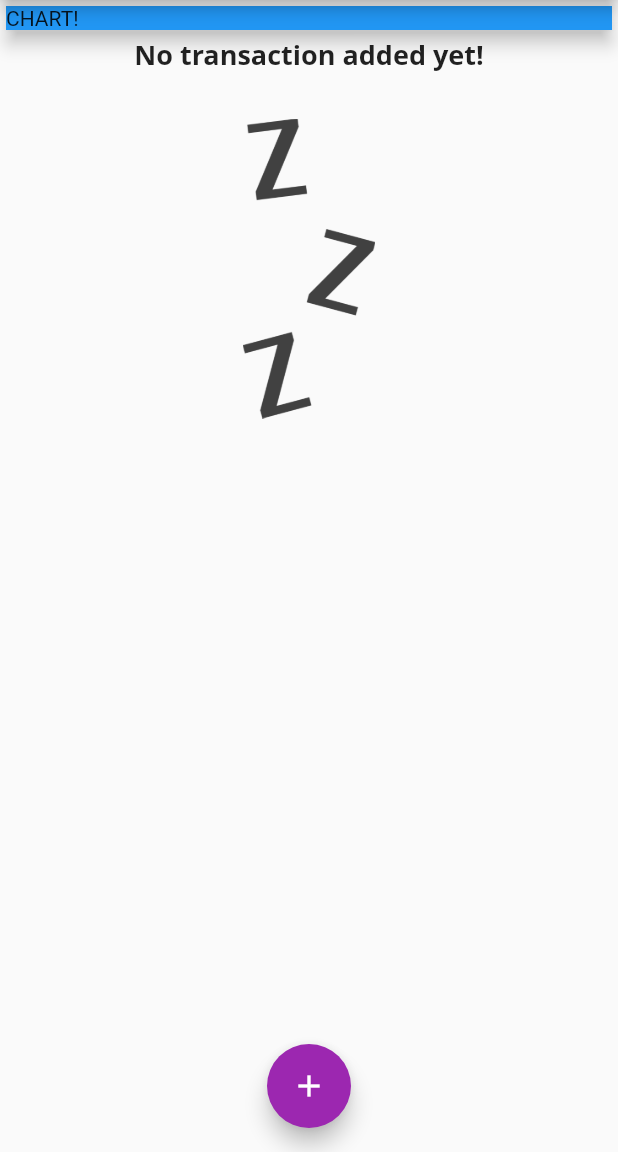
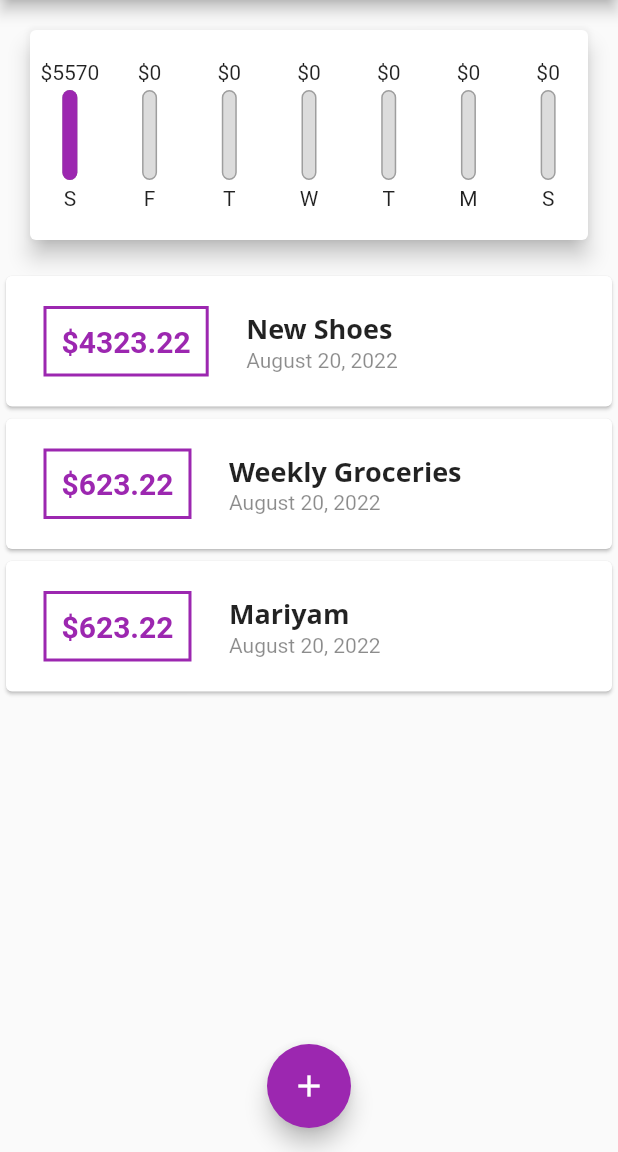
Before and after one commit to cjmaaz/ExpenseApp_Flutter, a Flutter app: the screen it shows after launch, on a phone screen of 412 x 824 dp, the part 84-1236 px from its top. Run offline on Flutter 3.47's test engine with Material 2 defaults, Android fonts, the phone set to English and light mode, and no system bars; Roboto replaces fonts that are missing (Open Sans).

Commit message:
Chart Bar/Styling Flexible/Explicit Conversion

```diff
--- a/lib/main.dart
+++ b/lib/main.dart
@@ -1,5 +1,6 @@
 import './widgets/new_transaction.dart';
 import './widgets/transaction_list.dart';
+import './widgets/chart.dart';
 import 'package:flutter/material.dart';
 import 'models/transaction.dart';
 
@@ -39,10 +40,16 @@ class MyHomePage extends StatefulWidget {
 
 class _MyHomePageState extends State<MyHomePage> {
   final List<Transaction> _userTransactions = [
-    // Transaction(id: 't1', title: 'New Shoes', amount: 4323.22, date: DateTime.now()),
-    // Transaction(id: 't2', title: 'Weekly Groceries', amount: 623.22, date: DateTime.now()),
-    // Transaction(id: 't3', title: 'Mariyam', amount: 623.22, date: DateTime.now()),
+    Transaction(id: 't1', title: 'New Shoes', amount: 4323.22, date: DateTime.now()),
+    Transaction(id: 't2', title: 'Weekly Groceries', amount: 623.22, date: DateTime.now()),
+    Transaction(id: 't3', title: 'Mariyam', amount: 623.22, date: DateTime.now()),
   ];
+
+  List<Transaction> get _recentTransaction {
+    return _userTransactions.where((eachTx){
+      return eachTx.date.isAfter(DateTime.now().subtract(Duration(days: 7)));
+    }).toList();
+  }
 
   void _addNewTransaction(String txTitle, double txAmount) {
     final newTx = Transaction(
@@ -70,6 +77,7 @@ class _MyHomePageState extends State<MyHomePage> {
     );
   }
 
+
   @override
   Widget build(BuildContext context) {
     return Scaffold(
@@ -84,14 +92,7 @@ class _MyHomePageState extends State<MyHomePage> {
           //mainAxisAlignment: MainAxisAlignment.center,
           crossAxisAlignment: CrossAxisAlignment.stretch,
           children: <Widget>[
-            Card(
-              elevation: 5,
-              child: Container(
-                color: Colors.blue,
-                width: double.infinity,
-                child: Text('CHART!'),
-              ),
-            ),
+            Chart(_recentTransaction),
             TransactionList(_userTransactions),
           ],
         ),
--- a/lib/widgets/chart.dart
+++ b/lib/widgets/chart.dart
@@ -0,0 +1,55 @@
+import 'package:flutter/material.dart';
+import 'package:intl/intl.dart';
+import '../models/transaction.dart';
+import '../widgets/chart_bar.dart';
+
+class Chart extends StatelessWidget{
+  List<Transaction> recentTransactions;
+
+  Chart(this.recentTransactions);
+
+  List<Map<String, Object>> get groupedTransaction{
+    return List.generate(7 , (index) {
+      final weekDay = DateTime.now().subtract(Duration(days: index));
+      double totalSum = 0.0;
+
+      for(var i = 0; i < recentTransactions.length; i++){
+        if(recentTransactions[i].date.day == weekDay.day && recentTransactions[i].date.month == weekDay.month && recentTransactions[i].date.year == weekDay.year){
+          totalSum += recentTransactions[i].amount;
+        }
+      }
+      return {'day': DateFormat.E().format(weekDay).substring(0,1), 'amount': totalSum};
+    });
+  }
+
+  double get totalSpending{
+    return groupedTransaction.fold(0.0, (previousValue, element){
+      // return previousValue + double.parse(element["amount"].toString());\
+      return previousValue + (element["amount"] as double);
+    });
+  }
+
+  @override
+  Widget build(BuildContext context){
+    return Card(
+      elevation: 6,
+      margin: EdgeInsets.all(20),
+      child: Padding(
+        padding: EdgeInsets.symmetric(vertical: 20, horizontal: 0),
+        child: Row(
+          mainAxisAlignment: MainAxisAlignment.spaceAround,
+          children: groupedTransaction.map((data){
+            return Flexible(
+              fit: FlexFit.tight,
+              child: ChartBar(
+                  (data['day'] as String),
+                  (data['amount'] as double),
+                  totalSpending == 0.0 ? 0.0 : (data['amount'] as double) / totalSpending
+              ),
+            );
+          }).toList(),
+        ),
+      ),
+    );
+  }
+}
--- /dev/null
+++ b/lib/widgets/chart_bar.dart
@@ -0,0 +1,47 @@
+import 'package:flutter/material.dart';
+
+class ChartBar extends StatelessWidget{
+  final String label;
+  final double spendingAmount;
+  final double spendingPctOfTotal;
+
+  ChartBar(this.label, this.spendingAmount, this.spendingPctOfTotal);
+
+  @override
+  Widget build(BuildContext context){
+    return Column(
+      children: <Widget>[
+        FittedBox(
+            child: Text('\$${spendingAmount.toStringAsFixed(0)}')
+        ),
+        SizedBox(height: 4,),
+        Container(
+          height: 60,
+          width: 10,
+          child: Stack(
+            children: <Widget>[
+              Container(
+                decoration: BoxDecoration(
+                  border: Border.all(color: Colors.grey, width: 1.0),
+                  color: Color.fromRGBO(220, 220, 220, 1),
+                  borderRadius: BorderRadius.circular(10),
+                ),
+              ),
+              FractionallySizedBox(
+                heightFactor: spendingPctOfTotal,
+                child: Container(
+                  decoration: BoxDecoration(
+                    color: Theme.of(context).primaryColor,
+                    borderRadius: BorderRadius.circular(10),
+                  ),
+                ),
+              )
+            ],
+          ),
+        ),
+        SizedBox(height: 4,),
+        Text(label)
+      ],
+    );
+  }
+}
```
